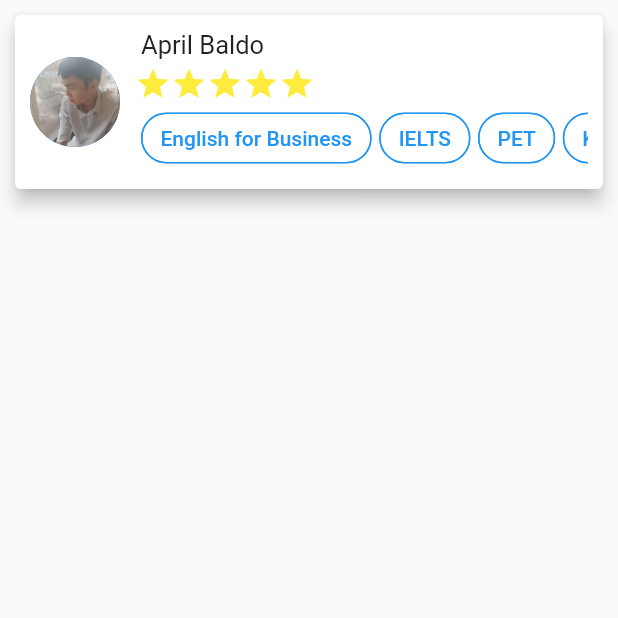
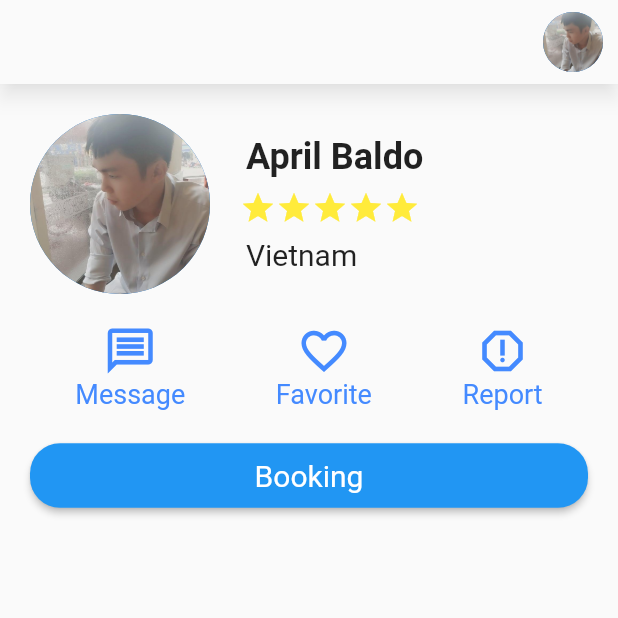
Before and after one commit to ntdat6310/lettutor_advanced_mobile, a Flutter app: the TeacherDetail screen opened directly with sample values from the repository, on a phone screen of 412 x 824 dp, the top half of it. Run offline on Flutter 3.47's test engine with Material 2 defaults, Android fonts, the phone set to English and light mode, and no system bars.

Commit message:
feat: update teacher_detail_page and custom_appbar, add booking_button and message_favorite_report

```diff
--- a/lib/main.dart
+++ b/lib/main.dart
@@ -19,20 +19,25 @@
 //
 
 import 'package:flutter/material.dart';
+import 'package:lettutor_advanced_mobile/data/fake_data.dart';
+import 'package:lettutor_advanced_mobile/data/models/teacher.dart';
 import 'package:lettutor_advanced_mobile/ui/pages/sign_in/sign_in_page.dart';
+import 'package:lettutor_advanced_mobile/ui/pages/teacher_detail/teacher_detail_page.dart';
 
 void main() {
-  runApp(const MyApp());
+  runApp(MyApp());
 }
 
 class MyApp extends StatelessWidget {
-  const MyApp({super.key});
+  MyApp({super.key});
+
+  final Teacher teacher = FakeData().getTeachers()[0];
 
   @override
   Widget build(BuildContext context) {
-    return const MaterialApp(
-      title: 'Sign In Page',
-      home: SignInPage(),
+    return MaterialApp(
+      title: 'Let-tutor',
+      home: TeacherDetail(teacher: teacher),
     );
   }
 }
--- a/lib/ui/pages/home/home_page.dart
+++ b/lib/ui/pages/home/home_page.dart
@@ -17,7 +17,7 @@ class HomePage extends StatelessWidget {
   @override
   Widget build(BuildContext context) {
     return Scaffold(
-      appBar: const CustomAppBar(title: "Home"),
+      appBar: const CustomAppBar(title: "Home",),
       body: ListView(
         children: [
           const UpcomingLesson(),
--- /dev/null
+++ b/lib/ui/pages/teacher_detail/components/booking_button.dart
@@ -0,0 +1,25 @@
+import 'package:flutter/material.dart';
+
+class BookingButton extends StatelessWidget {
+  BookingButton({Key? key}) : super(key: key);
+
+  final ButtonStyle style = ElevatedButton.styleFrom(
+      textStyle: const TextStyle(fontSize: 20),
+      padding: const EdgeInsets.symmetric(vertical: 10),
+      alignment: Alignment.center,
+      shape: RoundedRectangleBorder(
+        borderRadius: BorderRadius.circular(20),
+      ));
+
+  @override
+  Widget build(BuildContext context) {
+    return SizedBox(
+      width: double.infinity,
+      child: ElevatedButton(
+        onPressed: () {},
+        style: style,
+        child: const Text("Booking"),
+      ),
+    );
+  }
+}
--- /dev/null
+++ b/lib/ui/pages/teacher_detail/components/message_favorite_report.dart
@@ -0,0 +1,53 @@
+import 'package:flutter/material.dart';
+
+class MessageFavoriteReport extends StatelessWidget {
+  const MessageFavoriteReport({Key? key}) : super(key: key);
+
+  @override
+  Widget build(BuildContext context) {
+    return Row(
+      mainAxisAlignment: MainAxisAlignment.spaceAround,
+      children: [
+        Column(
+          children: const [
+            Icon(
+              Icons.message_outlined,
+              color: Colors.blueAccent,
+              size: 36,
+            ),
+            Text(
+              "Message",
+              style: TextStyle(color: Colors.blueAccent, fontSize: 18),
+            )
+          ],
+        ),
+        Column(
+          children: const [
+            Icon(
+              Icons.favorite_outline,
+              color: Colors.blueAccent,
+              size: 36,
+            ),
+            Text(
+              "Favorite",
+              style: TextStyle(color: Colors.blueAccent, fontSize: 18),
+            )
+          ],
+        ),
+        Column(
+          children: const [
+            Icon(
+              Icons.report_outlined,
+              color: Colors.blueAccent,
+              size: 36,
+            ),
+            Text(
+              "Report",
+              style: TextStyle(color: Colors.blueAccent, fontSize: 18),
+            )
+          ],
+        ),
+      ],
+    );
+  }
+}
--- a/lib/ui/pages/teacher_detail/teacher_detail_page.dart
+++ b/lib/ui/pages/teacher_detail/teacher_detail_page.dart
@@ -1,8 +1,11 @@
 import 'package:flutter/material.dart';
-import 'package:lettutor_advanced_mobile/data/fake_data.dart';
 import 'package:lettutor_advanced_mobile/ui/pages/teacher/components/teacher_detail_card.dart';
+import 'package:lettutor_advanced_mobile/ui/pages/teacher_detail/components/booking_button.dart';
+import 'package:lettutor_advanced_mobile/ui/pages/teacher_detail/components/message_favorite_report.dart';
 
 import '../../../data/models/teacher.dart';
+import '../../widgets/custom_appbar.dart';
+import '../../widgets/rating_star.dart';
 
 class TeacherDetail extends StatelessWidget {
   const TeacherDetail({Key? key, required this.teacher}) : super(key: key);
@@ -11,12 +14,51 @@ class TeacherDetail extends StatelessWidget {
   @override
   Widget build(BuildContext context) {
     return Scaffold(
+      appBar: const CustomAppBar(title: "",),
       body: Padding(
-        padding: const EdgeInsets.all(10),
+        padding: const EdgeInsets.all(20),
         child: SingleChildScrollView(
           child: Column(
             children: [
-              TeacherDetailCard(teacher: teacher)
+              Row(
+                mainAxisAlignment: MainAxisAlignment.start,
+                crossAxisAlignment: CrossAxisAlignment.center,
+                children: [
+                  const CircleAvatar(
+                    backgroundImage: AssetImage('assets/images/avatar.jpg'),
+                    radius: 60,
+                  ),
+                  Container(
+                      margin: const EdgeInsets.fromLTRB(20, 0, 0, 0),
+                      child: Column(
+                        mainAxisAlignment: MainAxisAlignment.start,
+                        crossAxisAlignment: CrossAxisAlignment.start,
+                        children: [
+                          Container(
+                            margin: const EdgeInsets.fromLTRB(4, 0, 0, 8),
+                            child: Text(
+                              teacher.name,
+                              style: const TextStyle(
+                                  fontSize: 24, fontWeight: FontWeight.bold),
+                            ),
+                          ),
+                          const RatingStar(rating: 5),
+                          Container(
+                            margin: const EdgeInsets.fromLTRB(4, 8, 0, 0),
+                            child: const Text(
+                              "Vietnam",
+                              style: TextStyle(fontSize: 20),
+                            ),
+                          )
+                        ],
+                      ))
+                ],
+              ),
+              Container(
+                margin: const EdgeInsets.symmetric(vertical: 20),
+                child: const MessageFavoriteReport(),
+              ),
+              BookingButton(),
             ],
           ),
         ),
--- a/lib/ui/widgets/custom_appbar.dart
+++ b/lib/ui/widgets/custom_appbar.dart
@@ -8,6 +8,9 @@ class CustomAppBar extends StatelessWidget implements PreferredSizeWidget {
   @override
   Widget build(BuildContext context) {
     return AppBar(
+      backgroundColor: Theme.of(context).scaffoldBackgroundColor,
+      elevation: 5,
+      shadowColor: Colors.black38,
       title: Text(
         title,
         style: const TextStyle(color: Colors.blue),
@@ -21,13 +24,11 @@ class CustomAppBar extends StatelessWidget implements PreferredSizeWidget {
           ),
         ),
       ],
-      backgroundColor: Theme.of(context).scaffoldBackgroundColor,
-      elevation: 0,
     );
   }
 
+  // TODO: implement preferredSize
   @override
-  // TODO: implement preferredSize
   Size get preferredSize => const Size.fromHeight(kToolbarHeight);
 
   Widget? get child => null;
```
